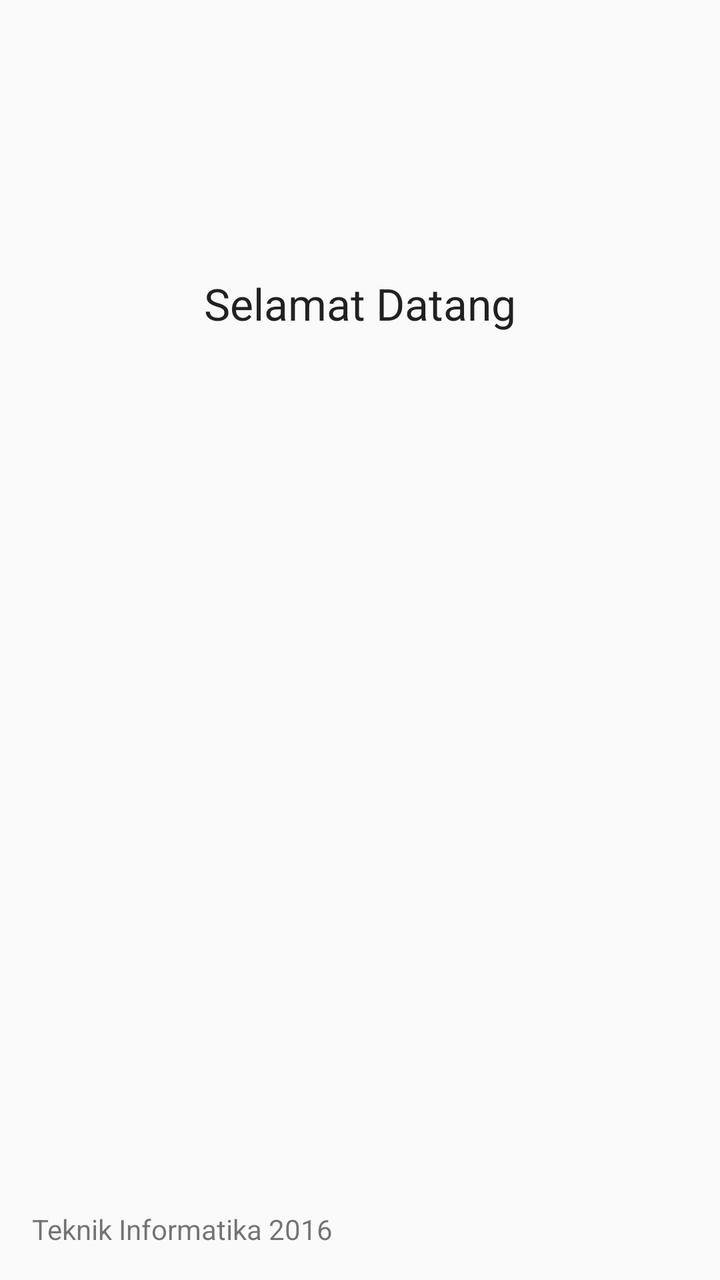
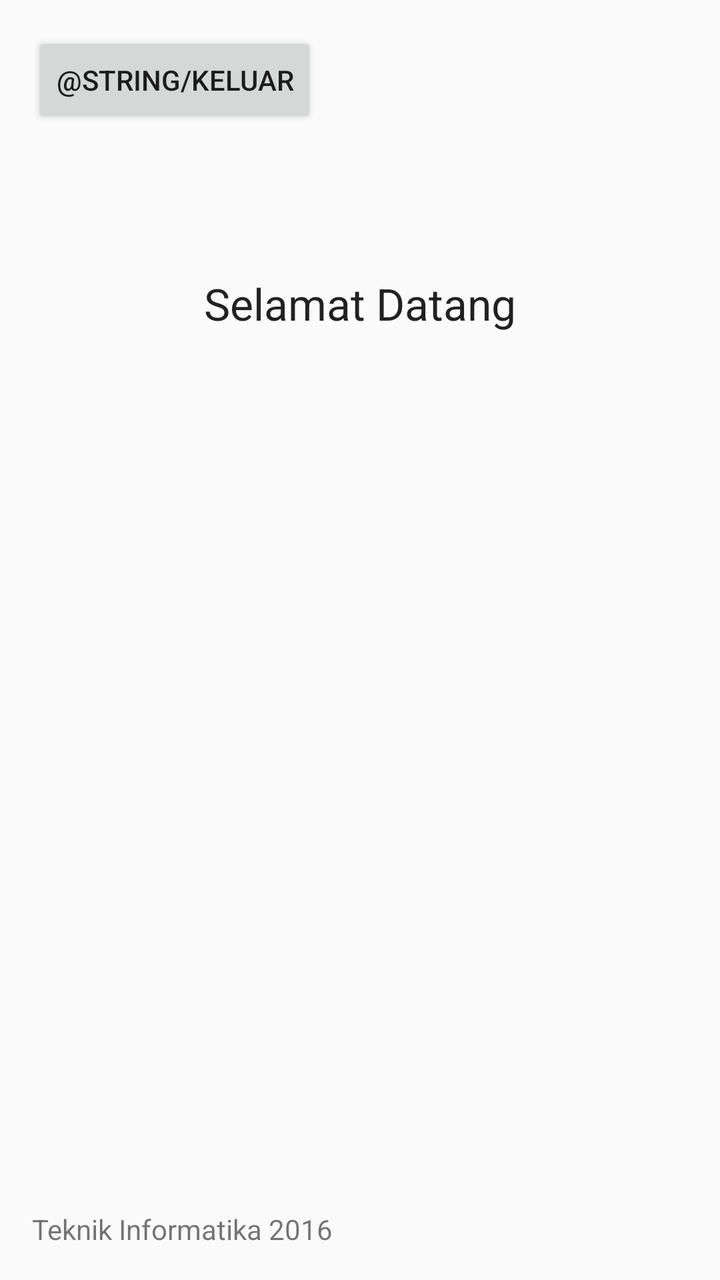

Two renders of the same Android screen: before a commit and after it. Below are the layout's source before the change and the commit's diff.
<!-- AndroidManifest.xml: application theme AppTheme -->
<!-- res/layout/activity_main2.xml -->
<?xml version="1.0" encoding="utf-8"?>
<RelativeLayout xmlns:android="http://schemas.android.com/apk/res/android"
    xmlns:tools="http://schemas.android.com/tools"
    android:layout_width="match_parent"
    android:layout_height="match_parent"
    android:paddingBottom="@dimen/activity_vertical_margin"
    android:paddingLeft="@dimen/activity_horizontal_margin"
    android:paddingRight="@dimen/activity_horizontal_margin"
    android:paddingTop="@dimen/activity_vertical_margin"
    tools:context="com.example.maninback.login.main">

    <TextView
        android:layout_width="wrap_content"
        android:layout_height="wrap_content"
        android:textAppearance="?android:attr/textAppearanceLarge"
        android:text="Selamat Datang"
        android:id="@+id/textView"
        android:layout_alignParentTop="true"
        android:layout_centerHorizontal="true"
        android:layout_marginTop="121dp" />

    <TextView
        android:layout_width="wrap_content"
        android:layout_height="wrap_content"
        android:textAppearance="?android:attr/textAppearanceMedium"
        android:text=""
        android:id="@+id/username"
        android:layout_below="@+id/textView"
        android:layout_centerHorizontal="true" />

    <TextView
        android:layout_width="wrap_content"
        android:layout_height="wrap_content"
        android:textAppearance="?android:attr/textAppearanceSmall"
        android:text="Teknik Informatika 2016"
        android:id="@+id/textView2"
        android:layout_alignParentBottom="true"
        android:layout_alignParentStart="true" />

</RelativeLayout>
<!-- resources referenced by this layout -->
<resources>
  <dimen name="activity_horizontal_margin">16dp</dimen>
  <dimen name="activity_vertical_margin">16dp</dimen>
  <style name="AppTheme" parent="Theme.AppCompat.Light.DarkActionBar">
          
          <item name="colorPrimary">@color/colorPrimary</item>
          <item name="colorPrimaryDark">@color/colorPrimaryDark</item>
          <item name="colorAccent">@color/colorAccent</item>
      </style>
  <color name="colorPrimary">#3F51B5</color>
  <color name="colorPrimaryDark">#303F9F</color>
  <color name="colorAccent">#3498db</color>
</resources>

<!-- the commit's change to res/layout/activity_main2.xml (unified diff, before → after) -->
@@ -9,6 +9,12 @@
     android:paddingTop="@dimen/activity_vertical_margin"
     tools:context="com.example.maninback.login.main">
 
+    <Button
+      android:layout_width="wrap_content"
+      android:layout_height="wrap_content"
+      android:text="@string/keluar"
+      android:onClick="btnLogout"/>
+    
     <TextView
         android:layout_width="wrap_content"
         android:layout_height="wrap_content"
